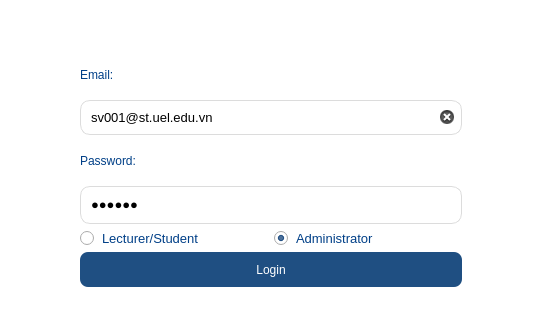
Old version of the form ui/Login.ui in the repository maihuybao/SmartLockUEL; both pictures show x 347 to 889 and y 303 to 623 of the 1237 by 734 pixel window.
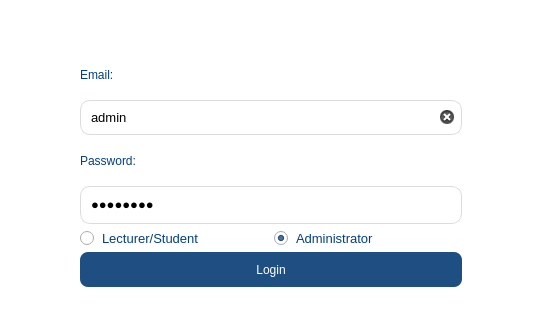
New version of the form. Icons and pictures are not drawn.

The edit to the form file:
```diff
--- a/ui/Login.ui
+++ b/ui/Login.ui
@@ -177,7 +177,7 @@
 </string>
            </property>
            <property name="text">
-            <string>sv001@st.uel.edu.vn</string>
+            <string>admin</string>
            </property>
            <property name="placeholderText">
             <string>example@st.uel.edu.vn/example@uel.edu.vn  </string>
@@ -249,7 +249,7 @@
 }</string>
               </property>
               <property name="text">
-               <string>123456</string>
+               <string>admin123</string>
               </property>
               <property name="maxLength">
                <number>32772</number>
```
